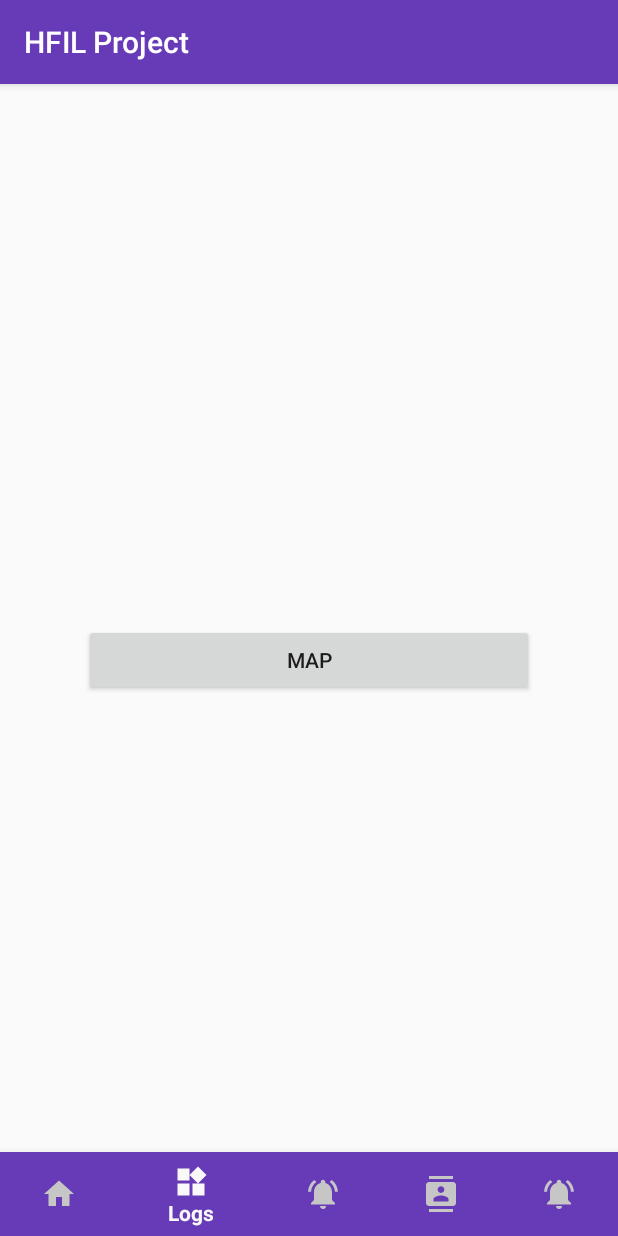
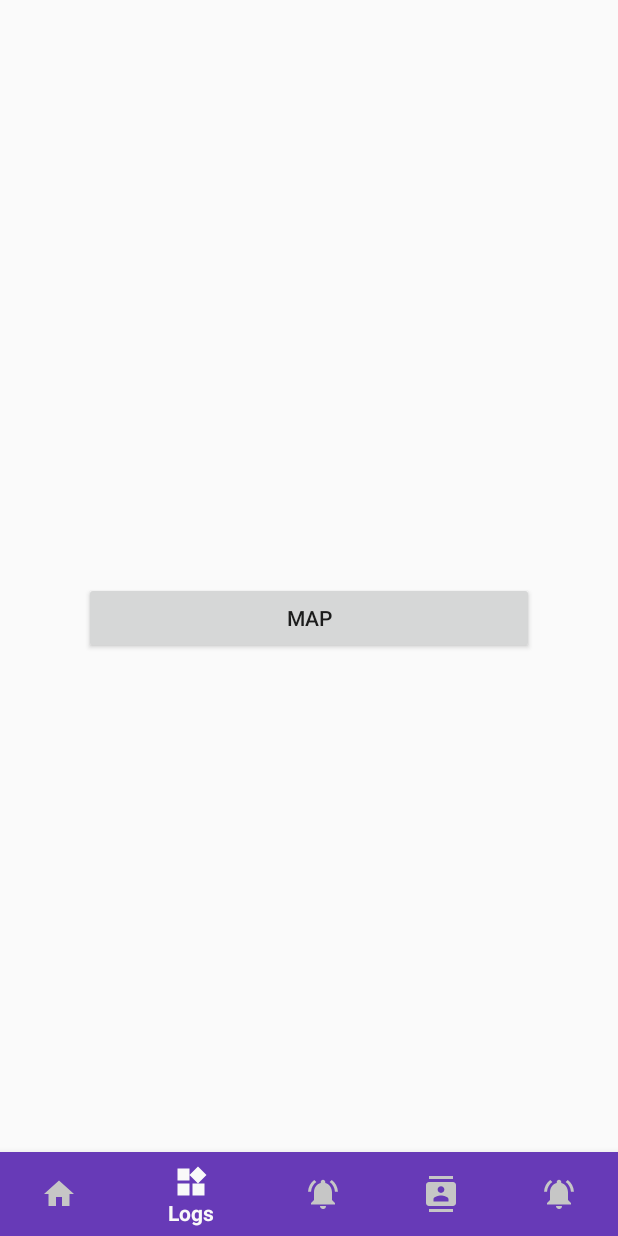
Before and after one commit to Yashu017/Band-App, an Android app: the fragment FourthFragment placed in its activity, item 2 of the bottom bar chosen, on a phone screen of 412 x 824 dp. Run offline under Robolectric (Android 15) with nearby library versions, the phone set to English and light mode, and no system bars; libraries missing offline, so code that uses them is left out: com.github.mikephil.charting.

Commit message:
Hide ActionBar

```diff
--- a/app/src/main/java/com/example/hfilproject/BottomNavActivity.java
+++ b/app/src/main/java/com/example/hfilproject/BottomNavActivity.java
@@ -14,7 +14,7 @@ import androidx.coordinatorlayout.widget.CoordinatorLayout;
 import com.google.android.material.bottomnavigation.BottomNavigationView;
 
 public class BottomNavActivity extends AppCompatActivity implements BottomNavigationView.OnNavigationItemSelectedListener, ThirdFragment.OnFragmentInteractionListener, FourthFragment.OnFragmentInteractionListener
-, FifthFragment.OnFragmentInteractionListener {
+{
     BottomNavigationView bottomNavigationView;
 
     @Override
@@ -27,9 +27,8 @@ public class BottomNavActivity extends AppCompatActivity implements BottomNaviga
         bottomNavigationView.setOnNavigationItemSelectedListener(this);
         bottomNavigationView.setSelectedItemId(R.id.item1);
 
-        ActionBar actionBar = getSupportActionBar();
-        getSupportActionBar().show();
-        getSupportActionBar().setBackgroundDrawable(new ColorDrawable(Color.parseColor("#673AB7")));
+       ActionBar actionBar = getSupportActionBar();
+       getSupportActionBar().hide();
 
 
     }
@@ -38,7 +37,6 @@ public class BottomNavActivity extends AppCompatActivity implements BottomNaviga
     SecondFragment secondFragment = new SecondFragment();
     ThirdFragment thirdFragment = new ThirdFragment();
     FourthFragment fourthFragment = new FourthFragment();
-    FifthFragment fifthFragment = new FifthFragment();
 
     @Override
     public boolean onNavigationItemSelected(@NonNull MenuItem menuItem) {
@@ -56,8 +54,7 @@ public class BottomNavActivity extends AppCompatActivity implements BottomNaviga
                 getSupportFragmentManager().beginTransaction().setCustomAnimations(R.anim.fade_in, R.anim.fade_out).replace(R.id.fragment_container, fourthFragment).commit();
                 return true;
             case R.id.item5:
-                getSupportFragmentManager().beginTransaction().setCustomAnimations(R.anim.fade_in,R.anim.fade_out).replace(R.id.fragment_container,fifthFragment).commit();
-                return true;
+
             default:
                 //   getSupportFragmentManager().beginTransaction().setCustomAnimations(R.anim.fade_in, R.anim.fade_out).addToBackStack(null).replace(R.id.fragment_container, firstFragment).commit();
                 return true;
--- a/app/src/main/java/com/example/hfilproject/FourthFragment.java
+++ b/app/src/main/java/com/example/hfilproject/FourthFragment.java
@@ -54,9 +54,9 @@ public class FourthFragment extends Fragment {
     public void onCreate(@Nullable Bundle savedInstanceState) {
         super.onCreate(savedInstanceState);
         bandDetails = new ArrayList<>();
-        bandDetails.add(new BandDetail("CWatch is an AI enabled IoT based wearable device which supports BLE version for monitoring body temperature and geolocation of user. ", R.drawable.wristband));
-        bandDetails.add(new BandDetail("CWatch band Bluetooth is capable of connecting with the mobile device within range of 20 metres.", R.drawable.signal));
-        bandDetails.add(new BandDetail("CWatch band is water resistant and can handle rain,sweat and doing the dishes.", R.drawable.waterresistance));
+        bandDetails.add(new BandDetail("CWatch is an AI enabled IoT based wearable device which supports BLE version for monitoring body temperature and geolocation of user. ", R.drawable.cold));
+        bandDetails.add(new BandDetail("CWatch band Bluetooth is capable of connecting with the mobile device within range of 20 metres.", R.drawable.cold));
+        bandDetails.add(new BandDetail("CWatch band is water resistant and can handle rain,sweat and doing the dishes.", R.drawable.cold));
 
 
     }
```
